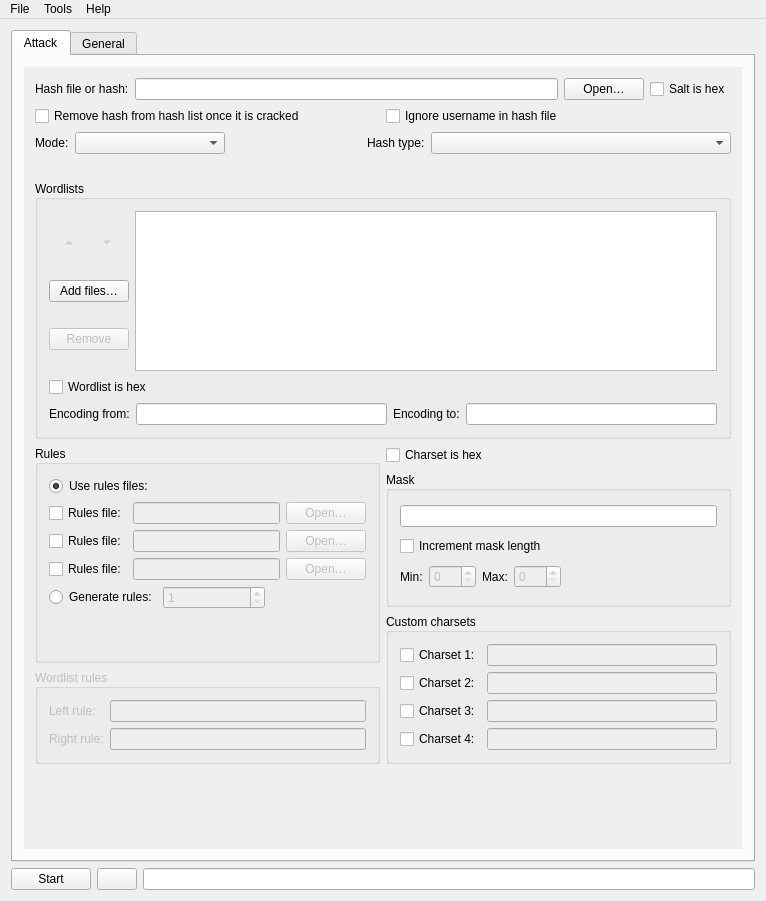
Before: the Qt Designer form src/mainwindow.ui in rgroesslinger/hashcat-gui, drawn with Qt 5.
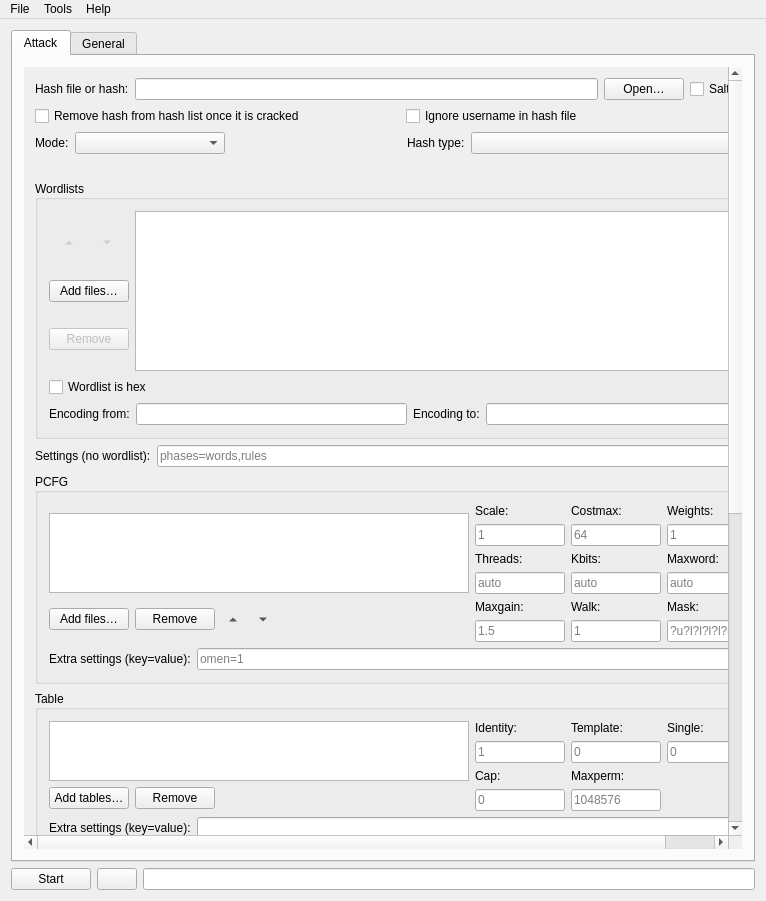
After: the same form once the commit is applied. Icons and pictures are not drawn.

Commit message:
Add the PCFG, table and feed groups to the attack tab
The attack combo offers all ten 8.0.0 modes. Each feed mode gets its
own group, hidden until the mode needs it, so the tab keeps the height
of the current mode only. The mode-9 settings row stays visible even
next to a wordlist: the launch validation names both controls instead
of silently dropping what the user typed.

Patch:
```diff
--- a/src/mainwindow.ui
+++ b/src/mainwindow.ui
@@ -340,6 +340,726 @@
               </layout>
              </widget>
             </item>
+            <item>
+             <layout class="QHBoxLayout" name="horizontalLayout_association_settings">
+              <property name="leftMargin">
+               <number>0</number>
+              </property>
+              <property name="topMargin">
+               <number>0</number>
+              </property>
+              <property name="rightMargin">
+               <number>0</number>
+              </property>
+              <property name="bottomMargin">
+               <number>0</number>
+              </property>
+              <item>
+             <widget class="QLabel" name="label_association_settings">
+              <property name="visible">
+               <bool>false</bool>
+              </property>
+              <property name="text">
+               <string>Settings (no wordlist):</string>
+              </property>
+             </widget>
+              </item>
+              <item>
+             <widget class="QLineEdit" name="lineEdit_association_settings">
+              <property name="visible">
+               <bool>false</bool>
+              </property>
+              <property name="toolTip">
+               <string>Positional settings, separated by spaces. Only used when no wordlist is selected: with one, hashcat pairs the two files by line. “phases” picks which phases run, cheapest first; the default “words,rules,pcfg” ends only when stopped. Phase-prefixed settings: “rules.rulefile”, “rules.rulemax”, “words.hints”, “pcfg.hintaccount”, …</string>
+              </property>
+              <property name="placeholderText">
+               <string notr="true">phases=words,rules</string>
+              </property>
+             </widget>
+              </item>
+             </layout>
+            </item>
+            <item>
+             <widget class="QGroupBox" name="groupBox_pcfg">
+              <property name="visible">
+               <bool>false</bool>
+              </property>
+              <property name="title">
+               <string>PCFG</string>
+              </property>
+              <property name="alignment">
+               <set>Qt::AlignmentFlag::AlignLeft|Qt::AlignmentFlag::AlignVCenter</set>
+              </property>
+              <layout class="QVBoxLayout" name="verticalLayout_pcfg">
+               <item>
+                <layout class="QHBoxLayout" name="horizontalLayout_pcfg">
+                 <item>
+                  <layout class="QVBoxLayout" name="verticalLayout_pcfg_list">
+                   <item>
+             <widget class="QListWidget" name="listWidget_pcfg_rulesets">
+              <property name="minimumSize">
+               <size>
+                <width>420</width>
+                <height>0</height>
+               </size>
+              </property>
+              <property name="maximumSize">
+               <size>
+                <width>16777215</width>
+                <height>80</height>
+               </size>
+              </property>
+              <property name="toolTip">
+               <string>Double-click a row to edit it. Empty runs the bundled default-passwords; hints is also bundled.</string>
+              </property>
+              <property name="alternatingRowColors">
+               <bool>true</bool>
+              </property>
+              <property name="selectionMode">
+               <enum>QAbstractItemView::SelectionMode::ExtendedSelection</enum>
+              </property>
+             </widget>
+                   </item>
+                   <item>
+                    <layout class="QHBoxLayout" name="horizontalLayout_pcfg_buttons">
+                     <item>
+             <widget class="QPushButton" name="pushButton_open_pcfg_ruleset">
+              <property name="text">
+               <string>Add files…</string>
+              </property>
+             </widget>
+                     </item>
+                     <item>
+             <widget class="QPushButton" name="pushButton_remove_pcfg_ruleset">
+              <property name="text">
+               <string>Remove</string>
+              </property>
+             </widget>
+                     </item>
+                     <item>
+             <widget class="QToolButton" name="toolButton_pcfg_ruleset_up">
+              <property name="toolTip">
+               <string>Move item up</string>
+              </property>
+              <property name="autoRaise">
+               <bool>true</bool>
+              </property>
+              <property name="arrowType">
+               <enum>Qt::ArrowType::UpArrow</enum>
+              </property>
+             </widget>
+                     </item>
+                     <item>
+             <widget class="QToolButton" name="toolButton_pcfg_ruleset_down">
+              <property name="toolTip">
+               <string>Move item down</string>
+              </property>
+              <property name="autoRaise">
+               <bool>true</bool>
+              </property>
+              <property name="arrowType">
+               <enum>Qt::ArrowType::DownArrow</enum>
+              </property>
+             </widget>
+                     </item>
+                     <item>
+                 <spacer name="horizontalSpacer_pcfg_buttons">
+                  <property name="orientation">
+                   <enum>Qt::Orientation::Horizontal</enum>
+                  </property>
+                  <property name="sizeHint" stdset="0">
+                   <size>
+                    <width>40</width>
+                    <height>20</height>
+                   </size>
+                  </property>
+                 </spacer>
+                     </item>
+                    </layout>
+                   </item>
+                  </layout>
+                 </item>
+                 <item>
+                  <layout class="QGridLayout" name="gridLayout_pcfg">
+                 <item row="0" column="0">
+             <widget class="QLabel" name="label_pcfg_scale">
+              <property name="text">
+               <string>Scale:</string>
+              </property>
+             </widget>
+                 </item>
+                 <item row="1" column="0">
+             <widget class="QLineEdit" name="lineEdit_pcfg_scale">
+              <property name="minimumSize">
+               <size>
+                <width>90</width>
+                <height>0</height>
+               </size>
+              </property>
+              <property name="toolTip">
+               <string>Quantisation steps per bit (1–64)</string>
+              </property>
+              <property name="placeholderText">
+               <string notr="true">1</string>
+              </property>
+             </widget>
+                 </item>
+                 <item row="0" column="1">
+             <widget class="QLabel" name="label_pcfg_costmax">
+              <property name="text">
+               <string>Costmax:</string>
+              </property>
+             </widget>
+                 </item>
+                 <item row="1" column="1">
+             <widget class="QLineEdit" name="lineEdit_pcfg_costmax">
+              <property name="minimumSize">
+               <size>
+                <width>90</width>
+                <height>0</height>
+               </size>
+              </property>
+              <property name="toolTip">
+               <string>Highest cost level to enumerate (1–64)</string>
+              </property>
+              <property name="placeholderText">
+               <string notr="true">64</string>
+              </property>
+             </widget>
+                 </item>
+                 <item row="0" column="2">
+             <widget class="QLabel" name="label_pcfg_weights">
+              <property name="text">
+               <string>Weights:</string>
+              </property>
+             </widget>
+                 </item>
+                 <item row="1" column="2">
+             <widget class="QLineEdit" name="lineEdit_pcfg_weights">
+              <property name="minimumSize">
+               <size>
+                <width>90</width>
+                <height>0</height>
+               </size>
+              </property>
+              <property name="toolTip">
+               <string>One value per ruleset, plain numbers separated by colons, e.g. 2:1 for two rulesets. The count must match the number of rulesets.</string>
+              </property>
+              <property name="placeholderText">
+               <string notr="true">1</string>
+              </property>
+             </widget>
+                 </item>
+                 <item row="2" column="0">
+             <widget class="QLabel" name="label_pcfg_threads">
+              <property name="text">
+               <string>Threads:</string>
+              </property>
+             </widget>
+                 </item>
+                 <item row="3" column="0">
+             <widget class="QLineEdit" name="lineEdit_pcfg_threads">
+              <property name="minimumSize">
+               <size>
+                <width>90</width>
+                <height>0</height>
+               </size>
+              </property>
+              <property name="toolTip">
+               <string>Cores that generate base words (0–16); 0 runs on the calling thread</string>
+              </property>
+              <property name="placeholderText">
+               <string>auto</string>
+              </property>
+             </widget>
+                 </item>
+                 <item row="2" column="1">
+             <widget class="QLabel" name="label_pcfg_kbits">
+              <property name="text">
+               <string>Kbits:</string>
+              </property>
+             </widget>
+                 </item>
+                 <item row="3" column="1">
+             <widget class="QLineEdit" name="lineEdit_pcfg_kbits">
+              <property name="minimumSize">
+               <size>
+                <width>90</width>
+                <height>0</height>
+               </size>
+              </property>
+              <property name="toolTip">
+               <string>Bits one inner loop may span (0–27)</string>
+              </property>
+              <property name="placeholderText">
+               <string>auto</string>
+              </property>
+             </widget>
+                 </item>
+                 <item row="2" column="2">
+             <widget class="QLabel" name="label_pcfg_maxword">
+              <property name="text">
+               <string>Maxword:</string>
+              </property>
+             </widget>
+                 </item>
+                 <item row="3" column="2">
+             <widget class="QLineEdit" name="lineEdit_pcfg_maxword">
+              <property name="minimumSize">
+               <size>
+                <width>90</width>
+                <height>0</height>
+               </size>
+              </property>
+              <property name="toolTip">
+               <string>Candidates the kernel builds per base word: 0, 16 or 32 (a multiple of 16)</string>
+              </property>
+              <property name="placeholderText">
+               <string>auto</string>
+              </property>
+             </widget>
+                 </item>
+                 <item row="4" column="0">
+             <widget class="QLabel" name="label_pcfg_maxgain">
+              <property name="text">
+               <string>Maxgain:</string>
+              </property>
+             </widget>
+                 </item>
+                 <item row="5" column="0">
+             <widget class="QLineEdit" name="lineEdit_pcfg_maxgain">
+              <property name="minimumSize">
+               <size>
+                <width>90</width>
+                <height>0</height>
+               </size>
+              </property>
+              <property name="toolTip">
+               <string>1.0–64.0; decimal point is a dot, not the locale separator</string>
+              </property>
+              <property name="placeholderText">
+               <string notr="true">1.5</string>
+              </property>
+             </widget>
+                 </item>
+                 <item row="4" column="1">
+             <widget class="QLabel" name="label_pcfg_walk">
+              <property name="text">
+               <string>Walk:</string>
+              </property>
+             </widget>
+                 </item>
+                 <item row="5" column="1">
+             <widget class="QLineEdit" name="lineEdit_pcfg_walk">
+              <property name="minimumSize">
+               <size>
+                <width>90</width>
+                <height>0</height>
+               </size>
+              </property>
+              <property name="toolTip">
+               <string>1 steps the last token instead of unraking it</string>
+              </property>
+              <property name="placeholderText">
+               <string notr="true">1</string>
+              </property>
+             </widget>
+                 </item>
+                 <item row="4" column="2">
+             <widget class="QLabel" name="label_pcfg_mask">
+              <property name="text">
+               <string>Mask:</string>
+              </property>
+             </widget>
+                 </item>
+                 <item row="5" column="2">
+             <widget class="QLineEdit" name="lineEdit_pcfg_mask">
+              <property name="minimumSize">
+               <size>
+                <width>90</width>
+                <height>0</height>
+               </size>
+              </property>
+              <property name="toolTip">
+               <string>Hold the grammar to the candidates this mask admits; cannot be combined with omen=1, or with hintaccount while the hint words come from the accounts (give hintwords or hintfile instead)</string>
+              </property>
+              <property name="placeholderText">
+               <string notr="true">?u?l?l?l?l?d?d?d</string>
+              </property>
+             </widget>
+                 </item>
+                  </layout>
+                 </item>
+                </layout>
+               </item>
+              <item>
+               <layout class="QHBoxLayout" name="horizontalLayout_pcfg_extra">
+                <item>
+             <widget class="QLabel" name="label_pcfg_extra">
+              <property name="text">
+               <string>Extra settings (key=value):</string>
+              </property>
+              <property name="toolTip">
+               <string>Additional key=value settings, separated by spaces: omen, cache, lookup, pwmin, pwmax, hintaccount, hintwords, hintfile, hintrank, hintrepeat. Everything after the first key=value is a setting, so rulesets must come first.</string>
+              </property>
+             </widget>
+                </item>
+                <item>
+             <widget class="QLineEdit" name="lineEdit_pcfg_extra">
+              <property name="toolTip">
+               <string>Additional key=value settings, separated by spaces: omen, cache, lookup, pwmin, pwmax, hintaccount, hintwords, hintfile, hintrank, hintrepeat. Everything after the first key=value is a setting, so rulesets must come first.</string>
+              </property>
+              <property name="placeholderText">
+               <string notr="true">omen=1</string>
+              </property>
+             </widget>
+                </item>
+               </layout>
+              </item>
+              </layout>
+             </widget>
+            </item>
+            <item>
+             <widget class="QGroupBox" name="groupBox_table">
+              <property name="visible">
+               <bool>false</bool>
+              </property>
+              <property name="title">
+               <string>Table</string>
+              </property>
+              <property name="alignment">
+               <set>Qt::AlignmentFlag::AlignLeft|Qt::AlignmentFlag::AlignVCenter</set>
+              </property>
+              <layout class="QVBoxLayout" name="verticalLayout_table">
+               <item>
+                <layout class="QHBoxLayout" name="horizontalLayout_table">
+                 <item>
+                  <layout class="QVBoxLayout" name="verticalLayout_table_list">
+                   <item>
+             <widget class="QListWidget" name="listWidget_tables">
+              <property name="minimumSize">
+               <size>
+                <width>420</width>
+                <height>0</height>
+               </size>
+              </property>
+              <property name="maximumSize">
+               <size>
+                <width>16777215</width>
+                <height>60</height>
+               </size>
+              </property>
+              <property name="toolTip">
+               <string>Every argument after the wordlist is a table; double-click to edit</string>
+              </property>
+              <property name="alternatingRowColors">
+               <bool>true</bool>
+              </property>
+              <property name="selectionMode">
+               <enum>QAbstractItemView::SelectionMode::ExtendedSelection</enum>
+              </property>
+             </widget>
+                   </item>
+                   <item>
+                    <layout class="QHBoxLayout" name="horizontalLayout_table_buttons">
+                     <item>
+             <widget class="QPushButton" name="pushButton_open_table">
+              <property name="text">
+               <string>Add tables…</string>
+              </property>
+             </widget>
+                     </item>
+                     <item>
+             <widget class="QPushButton" name="pushButton_remove_table">
+              <property name="text">
+               <string>Remove</string>
+              </property>
+             </widget>
+                     </item>
+                     <item>
+                 <spacer name="horizontalSpacer_table_buttons">
+                  <property name="orientation">
+                   <enum>Qt::Orientation::Horizontal</enum>
+                  </property>
+                  <property name="sizeHint" stdset="0">
+                   <size>
+                    <width>40</width>
+                    <height>20</height>
+                   </size>
+                  </property>
+                 </spacer>
+                     </item>
+                    </layout>
+                   </item>
+                  </layout>
+                 </item>
+                 <item>
+                  <layout class="QGridLayout" name="gridLayout_table">
+                 <item row="0" column="0">
+             <widget class="QLabel" name="label_table_identity">
+              <property name="text">
+               <string>Identity:</string>
+              </property>
+             </widget>
+                 </item>
+                 <item row="1" column="0">
+             <widget class="QLineEdit" name="lineEdit_table_identity">
+              <property name="minimumSize">
+               <size>
+                <width>90</width>
+                <height>0</height>
+               </size>
+              </property>
+              <property name="placeholderText">
+               <string notr="true">1</string>
+              </property>
+             </widget>
+                 </item>
+                 <item row="0" column="1">
+             <widget class="QLabel" name="label_table_template">
+              <property name="text">
+               <string>Template:</string>
+              </property>
+             </widget>
+                 </item>
+                 <item row="1" column="1">
+             <widget class="QLineEdit" name="lineEdit_table_template">
+              <property name="minimumSize">
+               <size>
+                <width>90</width>
+                <height>0</height>
+               </size>
+              </property>
+              <property name="placeholderText">
+               <string notr="true">0</string>
+              </property>
+             </widget>
+                 </item>
+                 <item row="0" column="2">
+             <widget class="QLabel" name="label_table_single">
+              <property name="text">
+               <string>Single:</string>
+              </property>
+             </widget>
+                 </item>
+                 <item row="1" column="2">
+             <widget class="QLineEdit" name="lineEdit_table_single">
+              <property name="minimumSize">
+               <size>
+                <width>90</width>
+                <height>0</height>
+               </size>
+              </property>
+              <property name="placeholderText">
+               <string notr="true">0</string>
+              </property>
+             </widget>
+                 </item>
+                 <item row="2" column="0">
+             <widget class="QLabel" name="label_table_cap">
+              <property name="text">
+               <string>Cap:</string>
+              </property>
+             </widget>
+                 </item>
+                 <item row="3" column="0">
+             <widget class="QLineEdit" name="lineEdit_table_cap">
+              <property name="minimumSize">
+               <size>
+                <width>90</width>
+                <height>0</height>
+               </size>
+              </property>
+              <property name="placeholderText">
+               <string notr="true">0</string>
+              </property>
+             </widget>
+                 </item>
+                 <item row="2" column="1">
+             <widget class="QLabel" name="label_table_maxperm">
+              <property name="text">
+               <string>Maxperm:</string>
+              </property>
+             </widget>
+                 </item>
+                 <item row="3" column="1">
+             <widget class="QLineEdit" name="lineEdit_table_maxperm">
+              <property name="minimumSize">
+               <size>
+                <width>90</width>
+                <height>0</height>
+               </size>
+              </property>
+              <property name="placeholderText">
+               <string notr="true">1048576</string>
+              </property>
+             </widget>
+                 </item>
+                  </layout>
+                 </item>
+                </layout>
+               </item>
+              <item>
+               <layout class="QHBoxLayout" name="horizontalLayout_table_extra">
+                <item>
+             <widget class="QLabel" name="label_table_extra">
+              <property name="text">
+               <string>Extra settings (key=value):</string>
+              </property>
+              <property name="toolTip">
+               <string>Additional key=value settings, separated by spaces. Everything after the first key=value is a setting, so the tables must come first.</string>
+              </property>
+             </widget>
+                </item>
+                <item>
+             <widget class="QLineEdit" name="lineEdit_table_extra">
+              <property name="toolTip">
+               <string>Additional key=value settings, separated by spaces. Everything after the first key=value is a setting, so the tables must come first.</string>
+              </property>
+             </widget>
+                </item>
+               </layout>
+              </item>
+              </layout>
+             </widget>
+            </item>
+            <item>
+             <widget class="QGroupBox" name="groupBox_feed">
+              <property name="visible">
+               <bool>false</bool>
+              </property>
+              <property name="title">
+               <string>Generic feed</string>
+              </property>
+              <property name="alignment">
+               <set>Qt::AlignmentFlag::AlignLeft|Qt::AlignmentFlag::AlignVCenter</set>
+              </property>
+              <layout class="QVBoxLayout" name="verticalLayout_feed">
+               <item>
+                <layout class="QHBoxLayout" name="horizontalLayout_feed_name">
+                 <item>
+             <widget class="QLabel" name="label_feed">
+              <property name="text">
+               <string>Feed:</string>
+              </property>
+             </widget>
+                 </item>
+                 <item>
+             <widget class="QLineEdit" name="lineEdit_feed">
+              <property name="placeholderText">
+               <string>wordlist, stdin, random, association, pcfg, table, hybrid, mask, or a feed path</string>
+              </property>
+             </widget>
+                 </item>
+                 <item>
+             <widget class="QPushButton" name="pushButton_open_feed">
+              <property name="text">
+               <string>Browse…</string>
+              </property>
+             </widget>
+                 </item>
+                </layout>
+               </item>
+               <item>
+                <layout class="QHBoxLayout" name="horizontalLayout_feed_argument">
+                 <item>
+             <widget class="QLabel" name="label_feed_argument">
+              <property name="text">
+               <string>Argument:</string>
+              </property>
+             </widget>
+                 </item>
+                 <item>
+             <widget class="QLineEdit" name="lineEdit_feed_argument">
+             </widget>
+                 </item>
+                 <item>
+             <widget class="QPushButton" name="pushButton_add_feed_argument">
+              <property name="text">
+               <string>Add</string>
+              </property>
+             </widget>
+                 </item>
+                </layout>
+               </item>
+               <item>
+             <widget class="QListWidget" name="listWidget_feed_arguments">
+              <property name="minimumSize">
+               <size>
+                <width>420</width>
+                <height>0</height>
+               </size>
+              </property>
+              <property name="maximumSize">
+               <size>
+                <width>16777215</width>
+                <height>80</height>
+               </size>
+              </property>
+              <property name="toolTip">
+               <string>Arguments the feed reads, in order; double-click a row to edit</string>
+              </property>
+              <property name="alternatingRowColors">
+               <bool>true</bool>
+              </property>
+              <property name="selectionMode">
+               <enum>QAbstractItemView::SelectionMode::ExtendedSelection</enum>
+              </property>
+             </widget>
+               </item>
+               <item>
+                <layout class="QHBoxLayout" name="horizontalLayout_feed_buttons">
+                 <item>
+             <widget class="QPushButton" name="pushButton_remove_feed_argument">
+              <property name="text">
+               <string>Remove</string>
+              </property>
+             </widget>
+                 </item>
+                 <item>
+             <widget class="QToolButton" name="toolButton_feed_argument_up">
+              <property name="toolTip">
+               <string>Move item up</string>
+              </property>
+              <property name="autoRaise">
+               <bool>true</bool>
+              </property>
+              <property name="arrowType">
+               <enum>Qt::ArrowType::UpArrow</enum>
+              </property>
+             </widget>
+                 </item>
+                 <item>
+             <widget class="QToolButton" name="toolButton_feed_argument_down">
+              <property name="toolTip">
+               <string>Move item down</string>
+              </property>
+              <property name="autoRaise">
+               <bool>true</bool>
+              </property>
+              <property name="arrowType">
+               <enum>Qt::ArrowType::DownArrow</enum>
+              </property>
+             </widget>
+                 </item>
+                 <item>
+                 <spacer name="horizontalSpacer_feed_buttons">
+                  <property name="orientation">
+                   <enum>Qt::Orientation::Horizontal</enum>
+                  </property>
+                  <property name="sizeHint" stdset="0">
+                   <size>
+                    <width>40</width>
+                    <height>20</height>
+                   </size>
+                  </property>
+                 </spacer>
+                 </item>
+                </layout>
+               </item>
+              </layout>
+             </widget>
+            </item>
             <item>
              <layout class="QHBoxLayout" name="horizontalLayout_17">
               <item>
```
The commit also changes 5 other files.
